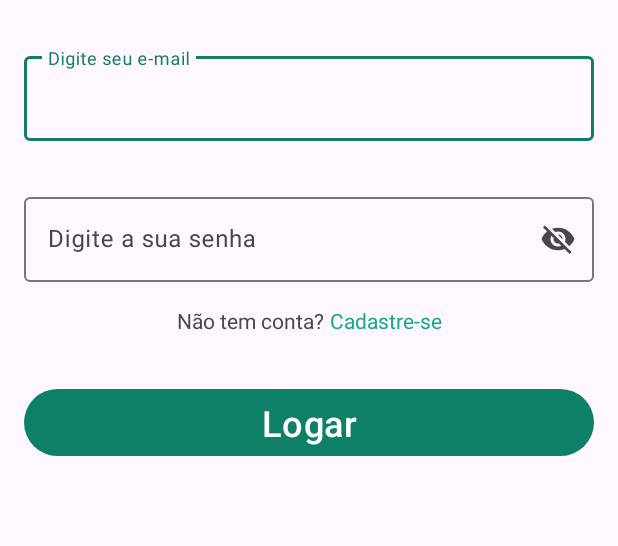
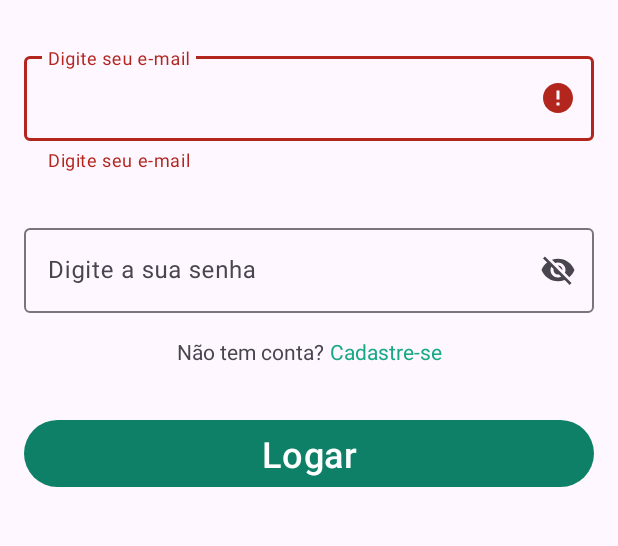
Before and after one commit to AndersonPS94/ProjetoWhatsapp, an Android app: the screen it shows after launch (LoginActivity), after a tap on an icon or button, on a phone screen of 412 x 824 dp, the part 243-789 px from its top. Run offline under Robolectric (Android 15) with nearby library versions, the phone set to English and light mode, and no system bars; our stand-ins replace Firebase (no records; nobody signed in at launch, a user with empty details on screens opened directly); 2 other taps on this screen came first.

Commit message:
aulas feitas -> 08/28

```diff
--- a/app/src/main/java/com/example/whatsappapp/LoginActivity.kt
+++ b/app/src/main/java/com/example/whatsappapp/LoginActivity.kt
@@ -7,17 +7,45 @@ import androidx.appcompat.app.AppCompatActivity
 import androidx.core.view.ViewCompat
 import androidx.core.view.WindowInsetsCompat
 import com.example.whatsappapp.databinding.ActivityLoginBinding
+import com.example.whatsappapp.utils.exibirMensagem
+import com.google.firebase.auth.FirebaseAuth
+import com.google.firebase.auth.FirebaseAuthInvalidCredentialsException
+import com.google.firebase.auth.FirebaseAuthInvalidUserException
 
  class LoginActivity : AppCompatActivity() {
     private val binding by lazy {
         ActivityLoginBinding.inflate(layoutInflater)
     }
+
+     private lateinit var email: String
+     private lateinit var senha: String
+
+     private val firebaseAuth by lazy {
+         FirebaseAuth.getInstance()
+     }
     override fun onCreate(savedInstanceState: Bundle?) {
         super.onCreate(savedInstanceState)
 
         setContentView(binding.root)
         inicializarEventosClique()
+            firebaseAuth.signOut()
         }
+
+     override fun onStart() {
+         super.onStart()
+         verificarUsuarioLogado()
+     }
+
+     private fun verificarUsuarioLogado() {
+        val usuarioAtual = firebaseAuth.currentUser
+         if (usuarioAtual != null) {
+             startActivity(
+                 Intent(
+                     this,
+                     MainActivity::class.java)
+             )
+         }
+     }
 
      private fun inicializarEventosClique() {
          binding.textCadastro.setOnClickListener {
@@ -25,5 +53,47 @@ import com.example.whatsappapp.databinding.ActivityLoginBinding
                  CadastroActivity::class.java)
              )
          }
+           binding.btnLogar.setOnClickListener {
+               if (validarCampos()) {
+                   logarUsuario()
+           }
      }
  }
+
+     private fun logarUsuario() {
+         firebaseAuth.signInWithEmailAndPassword(
+             email, senha
+         ).addOnSuccessListener {
+             exibirMensagem("Logado com sucesso")
+             startActivity(Intent(this, MainActivity::class.java))
+         }.addOnFailureListener { erro ->
+             try {
+                 throw erro
+             } catch (erroAutenticacao: FirebaseAuthInvalidCredentialsException) {
+                 erroAutenticacao.printStackTrace()
+                 exibirMensagem("E-mail ou senha incorretos!")
+             } catch (erroUsuarioInvalido: FirebaseAuthInvalidUserException) {
+                 erroUsuarioInvalido.printStackTrace()
+                 exibirMensagem("Usuário inválido")
+             }
+         }
+     }
+
+     private fun validarCampos(): Boolean {
+         email = binding.editTextLoginEmail.text.toString()
+         senha = binding.editTextLoginSenha.text.toString()
+            if (email.isNotEmpty()) {
+                binding.textInputLayoutLoginEmail.error = null
+                if (senha.isNotEmpty()){
+                    binding.textInputLayoutLoginSenha.error = null
+                    return true
+                }else {
+                    binding.textInputLayoutLoginSenha.error = "Digite sua senha"
+                    return false
+                }
+            }else {
+                binding.textInputLayoutLoginEmail.error = "Digite seu e-mail"
+                    return false
+            }
+     }
+ }
--- a/app/src/main/res/layout/activity_cadastro.xml
+++ b/app/src/main/res/layout/activity_cadastro.xml
@@ -53,7 +53,7 @@
         app:layout_constraintTop_toBottomOf="@+id/TextInputNome">
 
         <com.google.android.material.textfield.TextInputEditText
-            android:id="@+id/editTextEmail"
+            android:id="@+id/editTextLoginEmail"
             android:layout_width="match_parent"
             android:layout_height="wrap_content"
             android:hint="Digite seu e-mail"
@@ -74,7 +74,7 @@
         app:layout_constraintTop_toBottomOf="@+id/textInputEmail">
 
         <com.google.android.material.textfield.TextInputEditText
-            android:id="@+id/editTextSenha"
+            android:id="@+id/editTextLoginSenha"
             android:layout_width="match_parent"
             android:layout_height="wrap_content"
             android:hint="Digite sua senha"
--- a/app/src/main/res/layout/activity_login.xml
+++ b/app/src/main/res/layout/activity_login.xml
@@ -19,7 +19,7 @@
         app:srcCompat="@drawable/logo_verde" />
 
     <com.google.android.material.textfield.TextInputLayout
-        android:id="@+id/textInputLayout"
+        android:id="@+id/textInputLayoutLoginEmail"
         android:layout_width="0dp"
         android:layout_height="wrap_content"
         android:layout_marginStart="16dp"
@@ -31,6 +31,7 @@
         app:layout_constraintTop_toBottomOf="@+id/imageView">
 
         <com.google.android.material.textfield.TextInputEditText
+            android:id="@+id/editTextLoginEmail"
             android:layout_width="match_parent"
             android:layout_height="wrap_content"
             android:hint="Digite seu e-mail"
@@ -38,7 +39,7 @@
     </com.google.android.material.textfield.TextInputLayout>
 
     <com.google.android.material.textfield.TextInputLayout
-        android:id="@+id/textInputLayout2"
+        android:id="@+id/textInputLayoutLoginSenha"
         android:layout_width="0dp"
         android:layout_height="wrap_content"
         android:layout_marginStart="16dp"
@@ -47,9 +48,10 @@
         app:endIconMode="password_toggle"
         app:layout_constraintEnd_toEndOf="parent"
         app:layout_constraintStart_toStartOf="parent"
-        app:layout_constraintTop_toBottomOf="@+id/textInputLayout">
+        app:layout_constraintTop_toBottomOf="@+id/textInputLayoutLoginEmail">
 
         <com.google.android.material.textfield.TextInputEditText
+            android:id="@+id/editTextLoginSenha"
             android:layout_width="match_parent"
             android:layout_height="wrap_content"
             android:hint="Digite a sua senha"
@@ -58,7 +60,7 @@
     </com.google.android.material.textfield.TextInputLayout>
 
     <Button
-        android:id="@+id/button"
+        android:id="@+id/btnLogar"
         android:layout_width="0dp"
         android:layout_height="wrap_content"
         android:layout_marginStart="16dp"
@@ -81,7 +83,7 @@
         app:layout_constraintHorizontal_bias="0.5"
         app:layout_constraintHorizontal_chainStyle="packed"
         app:layout_constraintStart_toStartOf="parent"
-        app:layout_constraintTop_toBottomOf="@+id/textInputLayout2" />
+        app:layout_constraintTop_toBottomOf="@+id/textInputLayoutLoginSenha" />
 
     <TextView
         android:id="@+id/textCadastro"
@@ -95,5 +97,5 @@
         app:layout_constraintEnd_toEndOf="parent"
         app:layout_constraintHorizontal_bias="0.5"
         app:layout_constraintStart_toEndOf="@+id/textView"
-        app:layout_constraintTop_toBottomOf="@+id/textInputLayout2" />
+        app:layout_constraintTop_toBottomOf="@+id/textInputLayoutLoginSenha" />
 </androidx.constraintlayout.widget.ConstraintLayout>
```
